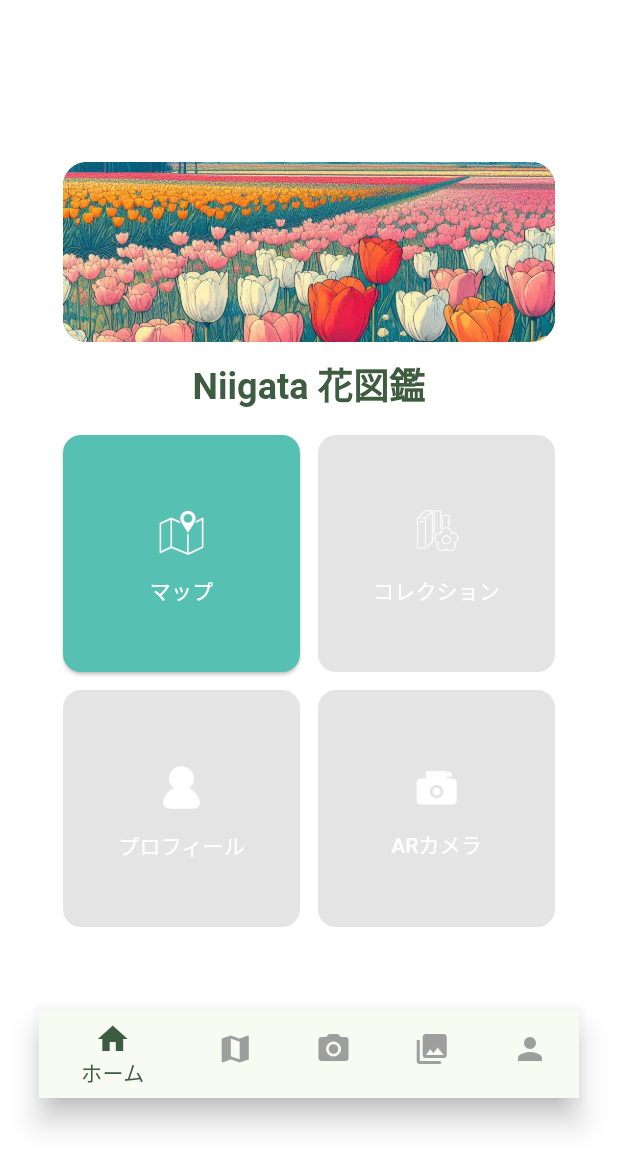
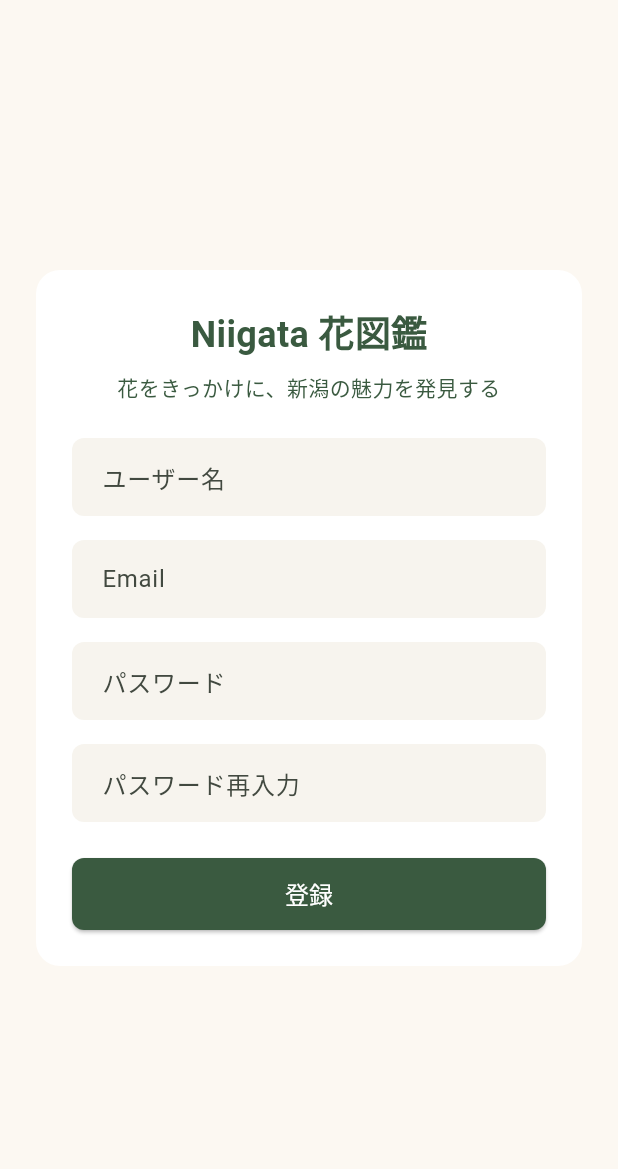
Before and after one commit to TeamYIMT/niigata-flower-guide, a Flutter app: the screen it shows after launch, after a tap on "新規登録", on a phone screen of 412 x 824 dp. Shown: the top 1169 px of the screen. Run offline on Flutter 3.47's test engine with Material 3 defaults, Android fonts, the phone set to English and light mode, and no system bars.

Commit message:
新規登録画面のモックアップを作成

```diff
--- a/lib/main.dart
+++ b/lib/main.dart
@@ -2,6 +2,7 @@ import 'package:flutter/material.dart';
 import 'screens/home_screen.dart';
 import 'screens/map_screen.dart';
 import 'screens/login_screen.dart';
+import 'screens/signup_screen.dart';
 
 void main() {
   runApp(const MyApp());
@@ -20,6 +21,7 @@ class MyApp extends StatelessWidget {
       initialRoute: '/login',
       routes: {
         '/login': (context) => const LoginScreen(),
+        '/signup': (context) => const SignupScreen(),
         '/': (context) => const HomeScreen(),
         '/map': (context) => const MapScreen(),
       },
--- a/lib/screens/login_screen.dart
+++ b/lib/screens/login_screen.dart
@@ -99,7 +99,7 @@ class LoginScreen extends StatelessWidget {
                         child: OutlinedButton(
                           onPressed: () {
                             // TODO: 新規登録画面への遷移を実装
-                            Navigator.pushReplacementNamed(context, '/');
+                            Navigator.pushNamed(context, '/signup');
                           },
                           style: OutlinedButton.styleFrom(
                             backgroundColor: Colors.white,
--- /dev/null
+++ b/lib/screens/signup_screen.dart
@@ -0,0 +1,98 @@
+// lib/screens/signup_screen.dart
+import 'package:flutter/material.dart';
+
+class SignupScreen extends StatelessWidget {
+  const SignupScreen({Key? key}) : super(key: key);
+
+  @override
+  Widget build(BuildContext context) {
+    return Scaffold(
+      backgroundColor: const Color(0xFFFCF8F2),
+      body: SafeArea(
+        child: Center(
+          child: SingleChildScrollView(
+            child: Container(
+              margin: const EdgeInsets.symmetric(horizontal: 24),
+              padding: const EdgeInsets.all(24),
+              decoration: BoxDecoration(
+                color: Colors.white,
+                borderRadius: BorderRadius.circular(16),
+              ),
+              child: Column(
+                mainAxisSize: MainAxisSize.min,
+                children: [
+                  const Text(
+                    'Niigata 花図鑑',
+                    style: TextStyle(
+                      fontSize: 24,
+                      fontWeight: FontWeight.bold,
+                      color: Color(0xFF3A5A40),
+                    ),
+                  ),
+                  const SizedBox(height: 8),
+                  const Text(
+                    '花をきっかけに、新潟の魅力を発見する',
+                    textAlign: TextAlign.center,
+                    style: TextStyle(
+                      fontSize: 14,
+                      color: Color(0xFF3A5A40),
+                    ),
+                  ),
+                  const SizedBox(height: 24),
+                  _buildTextField(hint: 'ユーザー名'),
+                  const SizedBox(height: 16),
+                  _buildTextField(hint: 'Email', keyboardType: TextInputType.emailAddress),
+                  const SizedBox(height: 16),
+                  _buildTextField(hint: 'パスワード', obscureText: true),
+                  const SizedBox(height: 16),
+                  _buildTextField(hint: 'パスワード再入力', obscureText: true),
+                  const SizedBox(height: 24),
+                  SizedBox(
+                    width: double.infinity,
+                    height: 48,
+                    child: ElevatedButton(
+                      onPressed: () {
+                        // TODO: バリデーション→登録API呼び出し
+                      },
+                      style: ElevatedButton.styleFrom(
+                        backgroundColor: const Color(0xFF3A5A40),
+                        shape: RoundedRectangleBorder(
+                          borderRadius: BorderRadius.circular(8),
+                        ),
+                      ),
+                      child: const Text(
+                        '登録',
+                        style: TextStyle(fontSize: 16, color: Colors.white),
+                      ),
+                    ),
+                  ),
+                ],
+              ),
+            ),
+          ),
+        ),
+      ),
+    );
+  }
+
+  Widget _buildTextField({
+    required String hint,
+    TextInputType keyboardType = TextInputType.text,
+    bool obscureText = false,
+  }) {
+    return TextField(
+      keyboardType: keyboardType,
+      obscureText: obscureText,
+      decoration: InputDecoration(
+        hintText: hint,
+        filled: true,
+        fillColor: const Color(0xFFF7F4EE),
+        contentPadding: const EdgeInsets.symmetric(horizontal: 16, vertical: 14),
+        border: OutlineInputBorder(
+          borderRadius: BorderRadius.circular(8),
+          borderSide: BorderSide.none,
+        ),
+      ),
+    );
+  }
+}
```
